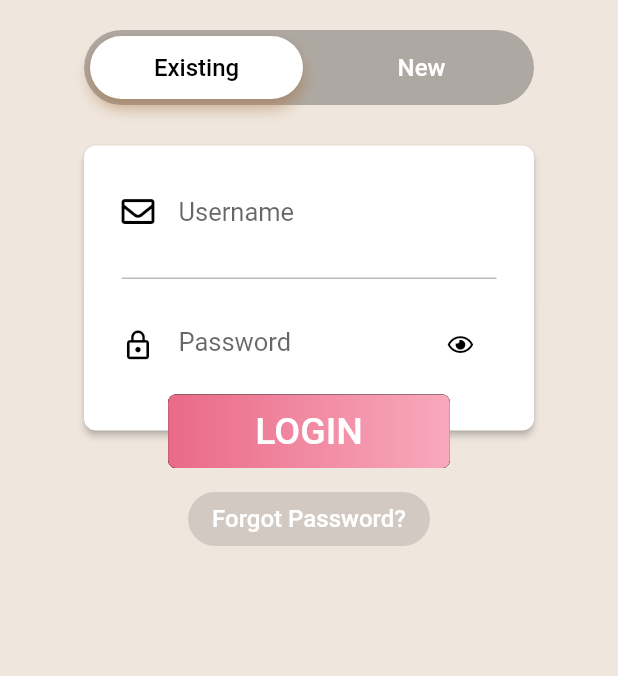
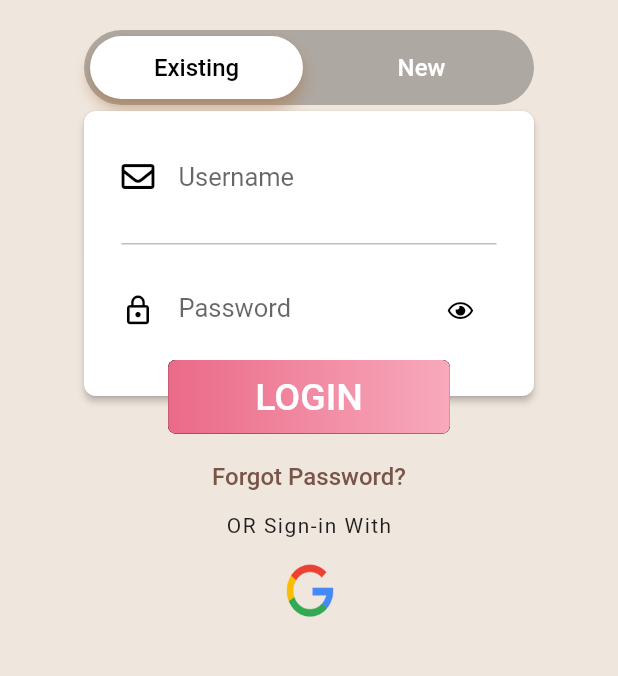
Before and after one commit to shagun25/SheHeroes, a Flutter app: the screen it shows after launch, on a phone screen of 412 x 824 dp, the part 465-1141 px from its top. Run offline on Flutter 3.47's test engine with Material 2 defaults, Android fonts, the phone set to English and light mode, and no system bars; drawn by our look-alikes of avatar_glow; our stand-ins replace animated_text_kit, assets_audio_player, camera, fancy_bottom_navigation, firebase_auth, firebase_core and 14 more; missing offline and left inert: align_positioned, animated_widgets, blobs, circle_list, esys_flutter_share, flash_animation and 6 more; accounts and stored records are empty; Roboto replaces fonts that are missing (Canterbury, WorkSansBold, WorkSansMedium).

Commit message:
Google Auth Added with Log-in and Log-Out Facicility

```diff
--- a/lib/main.dart
+++ b/lib/main.dart
@@ -1,5 +1,6 @@
 import 'dart:async';
 
+import 'package:firebase_core/firebase_core.dart';
 import 'package:flutter/material.dart';
 import 'package:hardware_buttons/hardware_buttons.dart' as HardwareButtons;
 import 'package:provider/provider.dart';
@@ -12,7 +13,7 @@ import 'package:safety/utils/routes.dart';
 
 void main() {
   WidgetsFlutterBinding.ensureInitialized();
-  // await Firebase.initializeApp();
+  Firebase.initializeApp();
   setupLocator();
   runApp(MyApp());
 }
--- a/lib/pages/login_page.dart
+++ b/lib/pages/login_page.dart
@@ -8,6 +8,7 @@ import 'package:flutter/services.dart';
 import 'package:font_awesome_flutter/font_awesome_flutter.dart';
 import 'package:hexcolor/hexcolor.dart';
 import 'package:safety/pages/switcher.dart';
+import 'package:safety/services/googleAuth.dart';
 import 'package:safety/shared/bubble_indication_painter.dart';
 import 'package:safety/shared/theme.dart' as Theme;
 
@@ -20,7 +21,8 @@ class LoginPage extends StatefulWidget {
   _LoginPageState createState() => new _LoginPageState();
 }
 
-class _LoginPageState extends State<LoginPage> with SingleTickerProviderStateMixin {
+class _LoginPageState extends State<LoginPage>
+    with SingleTickerProviderStateMixin {
   final GlobalKey<ScaffoldState> _scaffoldKey = new GlobalKey<ScaffoldState>();
 
   final FocusNode myFocusNodeEmailLogin = FocusNode();
@@ -40,13 +42,15 @@ class _LoginPageState extends State<LoginPage> with SingleTickerProviderStateMix
   TextEditingController signupEmailController = new TextEditingController();
   TextEditingController signupNameController = new TextEditingController();
   TextEditingController signupPasswordController = new TextEditingController();
-  TextEditingController signupConfirmPasswordController = new TextEditingController();
+  TextEditingController signupConfirmPasswordController =
+      new TextEditingController();
 
   PageController _pageController;
 
   Future<void> signup() async {
     try {
-      UserCredential userCredential = await FirebaseAuth.instance.createUserWithEmailAndPassword(
+      UserCredential userCredential =
+          await FirebaseAuth.instance.createUserWithEmailAndPassword(
         email: signupEmailController.text,
         password: signupPasswordController.text,
       );
@@ -57,7 +61,8 @@ class _LoginPageState extends State<LoginPage> with SingleTickerProviderStateMix
 
   Future<void> signin(BuildContext context) async {
     try {
-      UserCredential userCredential = await FirebaseAuth.instance.signInWithEmailAndPassword(
+      UserCredential userCredential =
+          await FirebaseAuth.instance.signInWithEmailAndPassword(
         email: loginEmailController.text,
         password: loginPasswordController.text,
       );
@@ -83,7 +88,9 @@ class _LoginPageState extends State<LoginPage> with SingleTickerProviderStateMix
         child: SingleChildScrollView(
           child: Container(
             width: MediaQuery.of(context).size.width,
-            height: MediaQuery.of(context).size.height >= 775.0 ? MediaQuery.of(context).size.height : 775.0,
+            height: MediaQuery.of(context).size.height >= 775.0
+                ? MediaQuery.of(context).size.height
+                : 775.0,
             decoration: new BoxDecoration(color: bg
                 // begin: const FractionalOffset(0.0, 0.0),
                 // end: const FractionalOffset(1.0, 1.0),
@@ -104,9 +111,14 @@ class _LoginPageState extends State<LoginPage> with SingleTickerProviderStateMix
                         child: Container(
                           height: 120,
                           width: 120,
-                          decoration: BoxDecoration(color: Colors.white, borderRadius: BorderRadius.circular(1000)),
+                          decoration: BoxDecoration(
+                              color: Colors.white,
+                              borderRadius: BorderRadius.circular(1000)),
                           child: new Image(
-                              width: 250.0, height: 191.0, fit: BoxFit.fill, image: new AssetImage('assets/SheHeroes.png')),
+                              width: 250.0,
+                              height: 191.0,
+                              fit: BoxFit.fill,
+                              image: new AssetImage('assets/SheHeroes.png')),
                         ),
                       ),
                     ),
@@ -120,9 +132,13 @@ class _LoginPageState extends State<LoginPage> with SingleTickerProviderStateMix
                             "SheHeroes",
                           ],
                           textStyle: TextStyle(
-                              fontSize: 30.0, fontFamily: "Canterbury", color: HexColor("#ea6a88"), fontWeight: FontWeight.bold),
+                              fontSize: 30.0,
+                              fontFamily: "Canterbury",
+                              color: HexColor("#ea6a88"),
+                              fontWeight: FontWeight.bold),
                           textAlign: TextAlign.start,
-                          alignment: AlignmentDirectional.topStart // or Alignment.topLeft
+                          alignment: AlignmentDirectional
+                              .topStart // or Alignment.topLeft
                           ),
                     ),
                   ],
@@ -200,7 +216,10 @@ class _LoginPageState extends State<LoginPage> with SingleTickerProviderStateMix
       content: new Text(
         value,
         textAlign: TextAlign.center,
-        style: TextStyle(color: Colors.white, fontSize: 16.0, fontFamily: "WorkSansSemiBold"),
+        style: TextStyle(
+            color: Colors.white,
+            fontSize: 16.0,
+            fontFamily: "WorkSansSemiBold"),
       ),
       backgroundColor: Colors.blue,
       duration: Duration(seconds: 3),
@@ -227,7 +246,10 @@ class _LoginPageState extends State<LoginPage> with SingleTickerProviderStateMix
                 onPressed: _onSignInButtonPress,
                 child: Text(
                   "Existing",
-                  style: TextStyle(color: left, fontSize: 16.0, fontFamily: "WorkSansSemiBold"),
+                  style: TextStyle(
+                      color: left,
+                      fontSize: 16.0,
+                      fontFamily: "WorkSansSemiBold"),
                 ),
               ),
             ),
@@ -239,7 +261,10 @@ class _LoginPageState extends State<LoginPage> with SingleTickerProviderStateMix
                 onPressed: _onSignUpButtonPress,
                 child: Text(
                   "New",
-                  style: TextStyle(color: right, fontSize: 16.0, fontFamily: "WorkSansSemiBold"),
+                  style: TextStyle(
+                      color: right,
+                      fontSize: 16.0,
+                      fontFamily: "WorkSansSemiBold"),
                 ),
               ),
             ),
@@ -251,8 +276,8 @@ class _LoginPageState extends State<LoginPage> with SingleTickerProviderStateMix
 
   Widget _buildSignIn(BuildContext context) {
     return Container(
-      padding: EdgeInsets.only(top: 23.0),
-      child: Column(
+      //color: Colors.blue,
+      child: ListView(
         children: <Widget>[
           Stack(
             alignment: Alignment.topCenter,
@@ -270,12 +295,16 @@ class _LoginPageState extends State<LoginPage> with SingleTickerProviderStateMix
                   child: Column(
                     children: <Widget>[
                       Padding(
-                        padding: EdgeInsets.only(top: 20.0, bottom: 20.0, left: 25.0, right: 25.0),
+                        padding: EdgeInsets.only(
+                            top: 20.0, bottom: 20.0, left: 25.0, right: 25.0),
                         child: TextField(
                           focusNode: myFocusNodeEmailLogin,
                           controller: loginEmailController,
                           keyboardType: TextInputType.emailAddress,
-                          style: TextStyle(fontFamily: "WorkSansSemiBold", fontSize: 16.0, color: Colors.black),
+                          style: TextStyle(
+                              fontFamily: "WorkSansSemiBold",
+                              fontSize: 16.0,
+                              color: Colors.black),
                           decoration: InputDecoration(
                             border: InputBorder.none,
                             icon: Icon(
@@ -284,7 +313,8 @@ class _LoginPageState extends State<LoginPage> with SingleTickerProviderStateMix
                               size: 22.0,
                             ),
                             hintText: "Username",
-                            hintStyle: TextStyle(fontFamily: "WorkSansSemiBold", fontSize: 17.0),
+                            hintStyle: TextStyle(
+                                fontFamily: "WorkSansSemiBold", fontSize: 17.0),
                           ),
                         ),
                       ),
@@ -294,12 +324,16 @@ class _LoginPageState extends State<LoginPage> with SingleTickerProviderStateMix
                         color: Colors.grey[400],
                       ),
                       Padding(
-                        padding: EdgeInsets.only(top: 20.0, bottom: 20.0, left: 25.0, right: 25.0),
+                        padding: EdgeInsets.only(
+                            top: 20.0, bottom: 20.0, left: 25.0, right: 25.0),
                         child: TextField(
                           focusNode: myFocusNodePasswordLogin,
                           controller: loginPasswordController,
                           obscureText: _obscureTextLogin,
-                          style: TextStyle(fontFamily: "WorkSansSemiBold", fontSize: 16.0, color: Colors.black),
+                          style: TextStyle(
+                              fontFamily: "WorkSansSemiBold",
+                              fontSize: 16.0,
+                              color: Colors.black),
                           decoration: InputDecoration(
                             border: InputBorder.none,
                             icon: Icon(
@@ -308,11 +342,14 @@ class _LoginPageState extends State<LoginPage> with SingleTickerProviderStateMix
                               color: Colors.black,
                             ),
                             hintText: "Password",
-                            hintStyle: TextStyle(fontFamily: "WorkSansSemiBold", fontSize: 17.0),
+                            hintStyle: TextStyle(
+                                fontFamily: "WorkSansSemiBold", fontSize: 17.0),
                             suffixIcon: GestureDetector(
                               onTap: _toggleLogin,
                               child: Icon(
-                                _obscureTextLogin ? FontAwesomeIcons.eye : FontAwesomeIcons.eyeSlash,
+                                _obscureTextLogin
+                                    ? FontAwesomeIcons.eye
+                                    : FontAwesomeIcons.eyeSlash,
                                 size: 15.0,
                                 color: Colors.black,
                               ),
@@ -346,10 +383,14 @@ class _LoginPageState extends State<LoginPage> with SingleTickerProviderStateMix
                     splashColor: Theme.Colors.loginGradientEnd,
                     //shape: RoundedRectangleBorder(borderRadius: BorderRadius.all(Radius.circular(5.0))),
                     child: Padding(
-                      padding: const EdgeInsets.symmetric(vertical: 10.0, horizontal: 42.0),
+                      padding: const EdgeInsets.symmetric(
+                          vertical: 10.0, horizontal: 42.0),
                       child: Text(
                         "LOGIN",
-                        style: TextStyle(color: Colors.white, fontSize: 25.0, fontFamily: "WorkSansBold"),
+                        style: TextStyle(
+                            color: Colors.white,
+                            fontSize: 25.0,
+                            fontFamily: "WorkSansBold"),
                       ),
                     ),
                     onPressed: () {
@@ -358,7 +399,8 @@ class _LoginPageState extends State<LoginPage> with SingleTickerProviderStateMix
                             context,
                             MaterialPageRoute(
                                 builder: (context) => Dialog(
-                                      child: Text("Authentication Details didn't match\nEmain didn't match!"),
+                                      child: Text(
+                                          "Authentication Details didn't match\nEmain didn't match!"),
                                     )));
                       }
                       if (loginPasswordController.text != '123') {
@@ -366,32 +408,62 @@ class _LoginPageState extends State<LoginPage> with SingleTickerProviderStateMix
                             context,
                             MaterialPageRoute(
                                 builder: (context) => Dialog(
-                                      child: Text("Authentication Details didn't match\nPassword didn't match!"),
+                                      child: Text(
+                                          "Authentication Details didn't match\nPassword didn't match!"),
                                     )));
                       }
-                      if (loginEmailController.text == "user" && loginPasswordController.text == "123") {
+                      if (loginEmailController.text == "user" &&
+                          loginPasswordController.text == "123") {
                         showInSnackBar("Signing In.. please wait");
-                        Future.delayed(Duration(seconds: 1))
-                            .then((value) => Navigator.pushNamedAndRemoveUntil(context, Switcher.route, (route) => false));
+                        Future.delayed(Duration(seconds: 1)).then((value) =>
+                            Navigator.pushNamedAndRemoveUntil(
+                                context, Switcher.route, (route) => false));
                       }
                     }),
               ),
             ],
           ),
           Padding(
-            padding: EdgeInsets.only(top: 10.0),
+            padding: EdgeInsets.only(top: 5.0),
             child: FlatButton(
-                color: Colors.black12,
-                shape: RoundedRectangleBorder(borderRadius: BorderRadius.circular(100)),
+                minWidth: 20.0,
+                //color: Colors.black12,
+                shape: RoundedRectangleBorder(
+                    borderRadius: BorderRadius.circular(100)),
                 onPressed: () {},
                 child: Text(
                   "Forgot Password?",
                   style: TextStyle(
                       //decoration: TextDecoration.underline,
-                      color: Colors.white,
+                      color: Colors.brown,
                       fontSize: 16.0,
                       fontFamily: "WorkSansMedium"),
                 )),
+          ),
+          Container(
+            alignment: Alignment.center,
+            child: Text(
+              "OR Sign-in With",
+              style: TextStyle(letterSpacing: 1.0),
+            ),
+          ),
+          Container(
+            padding: EdgeInsets.only(top: 13.0),
+            alignment: Alignment.center,
+            child: GestureDetector(
+              child: Image.asset(
+                'assets/google.png',
+                width: 45.0,
+              ),
+              onTap: () async {
+                print("Google Sign in Tapped");
+                var _gAuth = GoogleAuthenticate(context);
+                await _gAuth.loginViaGoogle();
+              },
+            ),
+          ),
+          SizedBox(
+            height: 20.0,
           ),
         ],
       ),
@@ -420,13 +492,17 @@ class _LoginPageState extends State<LoginPage> with SingleTickerProviderStateMix
                     child: Column(
                       children: <Widget>[
                         Padding(
-                          padding: EdgeInsets.only(top: 20.0, bottom: 20.0, left: 25.0, right: 25.0),
+                          padding: EdgeInsets.only(
+                              top: 20.0, bottom: 20.0, left: 25.0, right: 25.0),
                           child: TextField(
                             focusNode: myFocusNodeName,
                             controller: signupNameController,
                             keyboardType: TextInputType.text,
                             textCapitalization: TextCapitalization.words,
-                            style: TextStyle(fontFamily: "WorkSansSemiBold", fontSize: 16.0, color: Colors.black),
+                            style: TextStyle(
+                                fontFamily: "WorkSansSemiBold",
+                                fontSize: 16.0,
+                                color: Colors.black),
                             decoration: InputDecoration(
                               border: InputBorder.none,
                               icon: Icon(
@@ -434,7 +510,9 @@ class _LoginPageState extends State<LoginPage> with SingleTickerProviderStateMix
                                 color: Colors.black,
                               ),
                               hintText: "Username",
-                              hintStyle: TextStyle(fontFamily: "WorkSansSemiBold", fontSize: 16.0),
+                              hintStyle: TextStyle(
+                                  fontFamily: "WorkSansSemiBold",
+                                  fontSize: 16.0),
                             ),
                           ),
                         ),
@@ -444,12 +522,16 @@ class _LoginPageState extends State<LoginPage> with SingleTickerProviderStateMix
                           color: Colors.grey[400],
                         ),
                         Padding(
-                          padding: EdgeInsets.only(top: 20.0, bottom: 20.0, left: 25.0, right: 25.0),
+                          padding: EdgeInsets.only(
+                              top: 20.0, bottom: 20.0, left: 25.0, right: 25.0),
                           child: TextField(
                             focusNode: myFocusNodeEmail,
                             controller: signupEmailController,
                             keyboardType: TextInputType.emailAddress,
-                            style: TextStyle(fontFamily: "WorkSansSemiBold", fontSize: 16.0, color: Colors.black),
+                            style: TextStyle(
+                                fontFamily: "WorkSansSemiBold",
+                                fontSize: 16.0,
+                                color: Colors.black),
                             decoration: InputDecoration(
                               border: InputBorder.none,
                               icon: Icon(
@@ -457,7 +539,9 @@ class _LoginPageState extends State<LoginPage> with SingleTickerProviderStateMix
                                 color: Colors.black,
                               ),
                               hintText: "Email Address",
-                              hintStyle: TextStyle(fontFamily: "WorkSansSemiBold", fontSize: 16.0),
+                              hintStyle: TextStyle(
+                                  fontFamily: "WorkSansSemiBold",
+                                  fontSize: 16.0),
                             ),
                           ),
                         ),
@@ -467,12 +551,16 @@ class _LoginPageState extends State<LoginPage> with SingleTickerProviderStateMix
                           color: Colors.grey[400],
                         ),
                         Padding(
-                          padding: EdgeInsets.only(top: 20.0, bottom: 20.0, left: 25.0, right: 25.0),
+                          padding: EdgeInsets.only(
+                              top: 20.0, bottom: 20.0, left: 25.0, right: 25.0),
                           child: TextField(
                             focusNode: myFocusNodePassword,
                             controller: signupPasswordController,
                             obscureText: _obscureTextSignup,
-                            style: TextStyle(fontFamily: "WorkSansSemiBold", fontSize: 16.0, color: Colors.black),
+                            style: TextStyle(
+                                fontFamily: "WorkSansSemiBold",
+                                fontSize: 16.0,
+                                color: Colors.black),
                             decoration: InputDecoration(
                               border: InputBorder.none,
                               icon: Icon(
@@ -480,11 +568,15 @@ class _LoginPageState extends State<LoginPage> with SingleTickerProviderStateMix
                                 color: Colors.black,
                               ),
                               hintText: "Password",
-                              hintStyle: TextStyle(fontFamily: "WorkSansSemiBold", fontSize: 16.0),
+                              hintStyle: TextStyle(
+                                  fontFamily: "WorkSansSemiBold",
+                                  fontSize: 16.0),
                               suffixIcon: GestureDetector(
                                 onTap: _toggleSignup,
                                 child: Icon(
-                                  _obscureTextSignup ? FontAwesomeIcons.eye : FontAwesomeIcons.eyeSlash,
+                                  _obscureTextSignup
+                                      ? FontAwesomeIcons.eye
+                                      : FontAwesomeIcons.eyeSlash,
                                   size: 15.0,
                                   color: Colors.black,
                                 ),
@@ -498,11 +590,15 @@ class _LoginPageState extends State<LoginPage> with SingleTickerProviderStateMix
                           color: Colors.grey[400],
                         ),
                         Padding(
-                          padding: EdgeInsets.only(top: 20.0, bottom: 20.0, left: 25.0, right: 25.0),
+                          padding: EdgeInsets.only(
+                              top: 20.0, bottom: 20.0, left: 25.0, right: 25.0),
                           child: TextField(
                             controller: signupConfirmPasswordController,
                             obscureText: _obscureTextSignupConfirm,
-                            style: TextStyle(fontFamily: "WorkSansSemiBold", fontSize: 16.0, color: Colors.black),
+                            style: TextStyle(
+                                fontFamily: "WorkSansSemiBold",
+                                fontSize: 16.0,
+                                color: Colors.black),
                             decoration: InputDecoration(
                               border: InputBorder.none,
                               icon: Icon(
@@ -510,11 +606,15 @@ class _LoginPageState extends State<LoginPage> with SingleTickerProviderStateMix
                                 color: Colors.black,
                               ),
                               hintText: "Confirmation",
-                              hintStyle: TextStyle(fontFamily: "WorkSansSemiBold", fontSize: 16.0),
+                              hintStyle: TextStyle(
+                                  fontFamily: "WorkSansSemiBold",
+                                  fontSize: 16.0),
                               suffixIcon: GestureDetector(
                                 onTap: _toggleSignupConfirm,
                                 child: Icon(
-                                  _obscureTextSignupConfirm ? FontAwesomeIcons.eye : FontAwesomeIcons.eyeSlash,
+                                  _obscureTextSignupConfirm
+                                      ? FontAwesomeIcons.eye
+                                      : FontAwesomeIcons.eyeSlash,
                                   size: 15.0,
                                   color: Colors.black,
                                 ),
@@ -549,16 +649,21 @@ class _LoginPageState extends State<LoginPage> with SingleTickerProviderStateMix
                     splashColor: Theme.Colors.loginGradientEnd,
                     //shape: RoundedRectangleBorder(borderRadius: BorderRadius.all(Radius.circular(5.0))),
                     child: Padding(
-                      padding: const EdgeInsets.symmetric(vertical: 10.0, horizontal: 42.0),
+                      padding: const EdgeInsets.symmetric(
+                          vertical: 10.0, horizontal: 42.0),
                       child: Text(
                         "SIGN UP",
-                        style: TextStyle(color: Colors.white, fontSize: 25.0, fontFamily: "WorkSansBold"),
+                        style: TextStyle(
+                            color: Colors.white,
+                            fontSize: 25.0,
+                            fontFamily: "WorkSansBold"),
                       ),
                     ),
                     onPressed: () {
                       showInSnackBar("Signing In.. please wait");
-                      Future.delayed(Duration(seconds: 1))
-                          .then((value) => Navigator.pushNamedAndRemoveUntil(context, Switcher.route, (route) => false));
+                      Future.delayed(Duration(seconds: 1)).then((value) =>
+                          Navigator.pushNamedAndRemoveUntil(
+                              context, Switcher.route, (route) => false));
                     }),
               ),
             ],
@@ -569,11 +674,13 @@ class _LoginPageState extends State<LoginPage> with SingleTickerProviderStateMix
   }
 
   void _onSignInButtonPress() {
-    _pageController.animateToPage(0, duration: Duration(milliseconds: 500), curve: Curves.decelerate);
+    _pageController.animateToPage(0,
+        duration: Duration(milliseconds: 500), curve: Curves.decelerate);
   }
 
   void _onSignUpButtonPress() {
-    _pageController?.animateToPage(1, duration: Duration(milliseconds: 500), curve: Curves.decelerate);
+    _pageController?.animateToPage(1,
+        duration: Duration(milliseconds: 500), curve: Curves.decelerate);
   }
 
   void _toggleLogin() {
```
Also changed, not shown: lib/pages/emergency_dashboard.dart (+20 -0 lines), lib/services/googleAuth.dart (added, +82 -0 lines), lib/ui/homescreen.dart (+20 -0 lines), pubspec.yaml (+6 -2 lines), assets/google.png (added), pubspec.lock, 4 other files.
